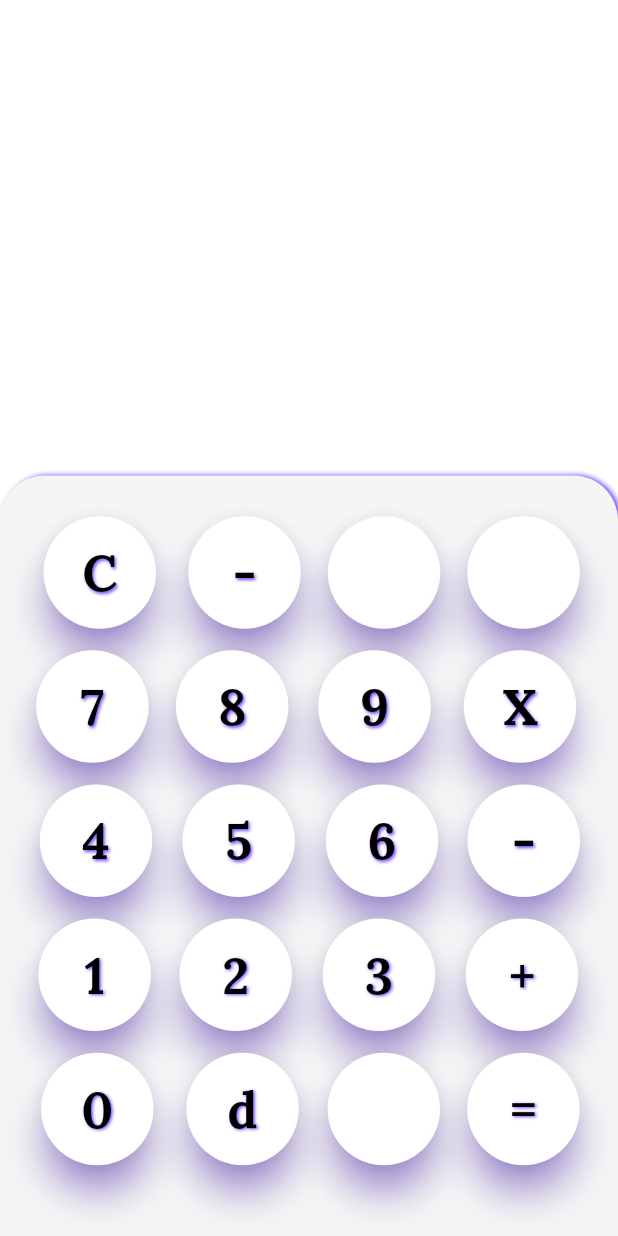
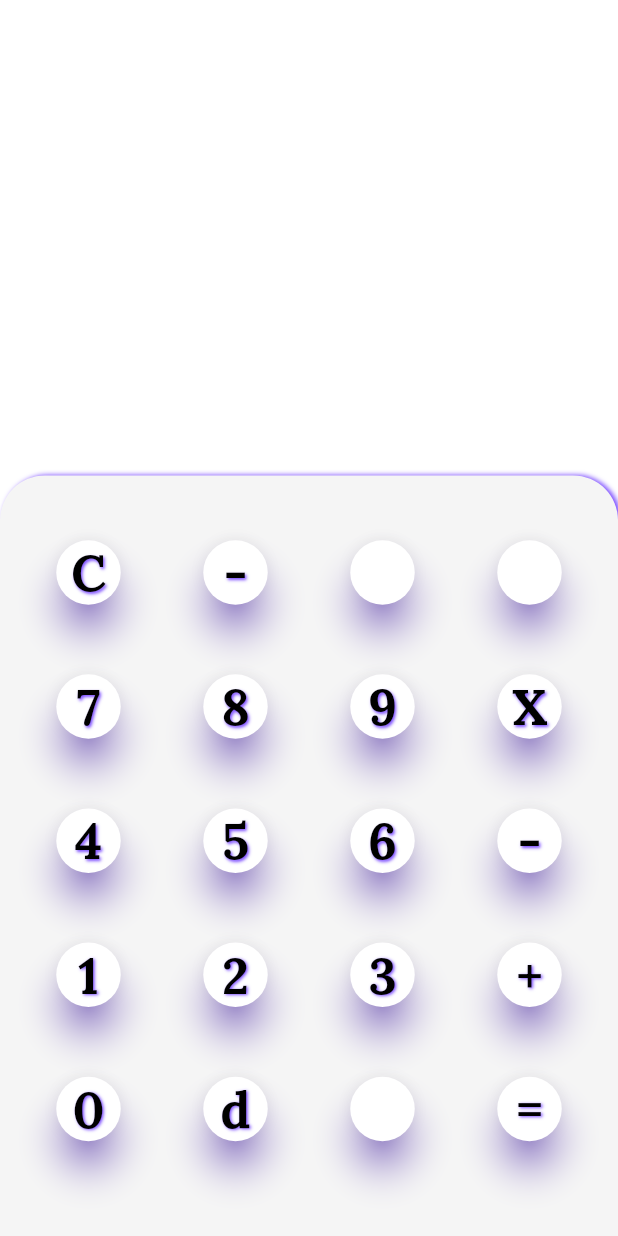
Before and after one commit to davidkt99/DiceUlator, a Flutter app: the screen it shows after launch, on a phone screen of 412 x 824 dp. Run offline on Flutter 3.47's test engine with Material 2 defaults, Android fonts, the phone set to English and light mode, and no system bars; our stand-ins replace flutter_riverpod, google_fonts.

Commit message:
AppTheme Transition
Shadows
ScaleFactor
Visual Density

```diff
--- a/lib/Common/calc_button.dart
+++ b/lib/Common/calc_button.dart
@@ -18,7 +18,9 @@ class _CalcButtonState extends ConsumerState<CalcButton> {
 
   @override
   Widget build(BuildContext context) {
-    return ElevatedButton(
+    return Expanded(
+      flex: 1,
+      child: ElevatedButton(
         child: Text(
             widget.label,
             style: AppTheme.font,
@@ -32,7 +34,9 @@ class _CalcButtonState extends ConsumerState<CalcButton> {
             shadowColor: AppTheme.primary,
             elevation: 10,
             shape: const CircleBorder(),
-        visualDensity: const VisualDensity(horizontal: 4, vertical: 4),
+
+          // visualDensity: AppTheme.visualDensity
+        ),
       ),
     );
   }
--- a/lib/Design/app_theme.dart
+++ b/lib/Design/app_theme.dart
@@ -9,19 +9,38 @@ class AppTheme{
   static const textPrimary = Colors.black;
   static const primaryBackground = Colors.white;
   static final secondaryBackground = Colors.grey[100];
+
+  /// General
+  static const visualDensity = VisualDensity(
+      horizontal: 4,
+      vertical: 4
+  );
+
+  /// Shadows
+  static const textShadow = <Shadow>[
+    Shadow(
+      offset: Offset(1.0, 1.0),
+      blurRadius: 2.0,
+      color: primary,
+    )
+  ];
+  static const keyPadShadow = [
+    BoxShadow(
+      offset: Offset(2.0, 0),
+      blurRadius: 2.0,
+      color: AppTheme.primary,
+    )
+  ];
+
+  /// Text
+  static const textScaleFactorDisplay = 2.2;
   static TextStyle font = GoogleFonts.getFont(
       'Lora',
       textStyle:
       const TextStyle(
           color: textPrimary,
           fontWeight: FontWeight.bold,
-          shadows: <Shadow>[
-            Shadow(
-              offset: Offset(1.0, 1.0),
-              blurRadius: 2.0,
-              color: primary,
-            )
-          ]
+          shadows: textShadow
       ),
   );
 }
--- a/lib/Pages/DiceCalcPage/Components/calc_display.dart
+++ b/lib/Pages/DiceCalcPage/Components/calc_display.dart
@@ -32,7 +32,7 @@ class _CalcDisplayState extends ConsumerState<CalcDisplay> {
                   ref.watch(calcExpression),
                 maxLines: 2,
                 style: AppTheme.font,
-                textScaleFactor: 2.2,
+                textScaleFactor: AppTheme.textScaleFactorDisplay,
               ),
             ),
           ),
--- a/lib/Pages/DiceCalcPage/dice_calc_page.dart
+++ b/lib/Pages/DiceCalcPage/dice_calc_page.dart
@@ -41,16 +41,15 @@ class _DiceCalcPageState extends State<DiceCalcPage> {
                         topLeft: Radius.circular(30.0),
                         topRight: Radius.circular(30.0)
                     ),
-                    boxShadow: const [
-                      BoxShadow(
-                        offset: Offset(2.0, 0),
-                        blurRadius: 2.0,
-                        color: AppTheme.primary,
-                      )
-                    ]
+                    boxShadow: AppTheme.keyPadShadow
                   ),
                   child: const Padding(
-                    padding: EdgeInsets.only(bottom: 40, left: 10, right: 10, top: 20),
+                    padding: EdgeInsets.only(
+                        bottom: 40,
+                        left: 10,
+                        right: 10,
+                        top: 20
+                    ),
                     child: CalcKeyPad(),
                   ),
                 )
```
Lines whose indentation alone changed are shown as unchanged.
